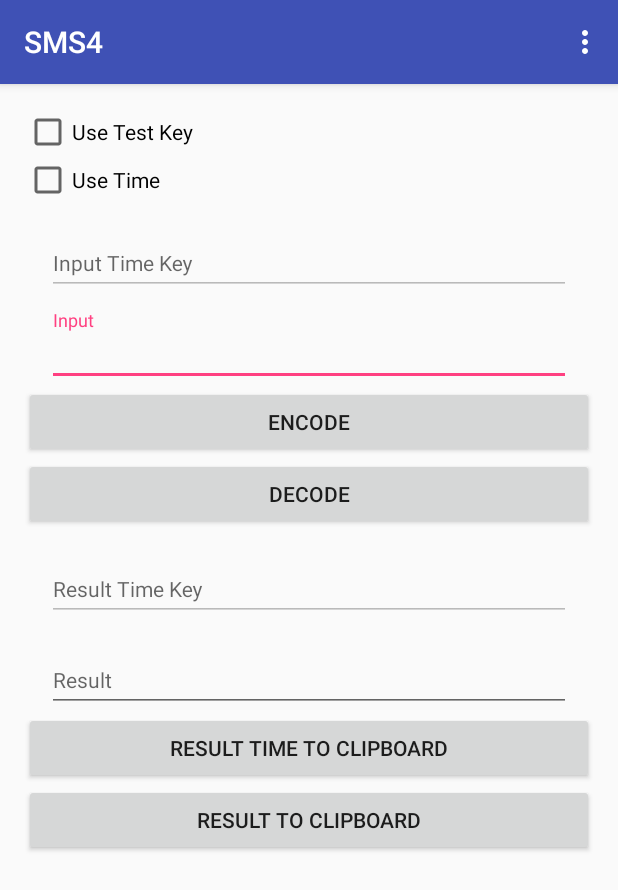
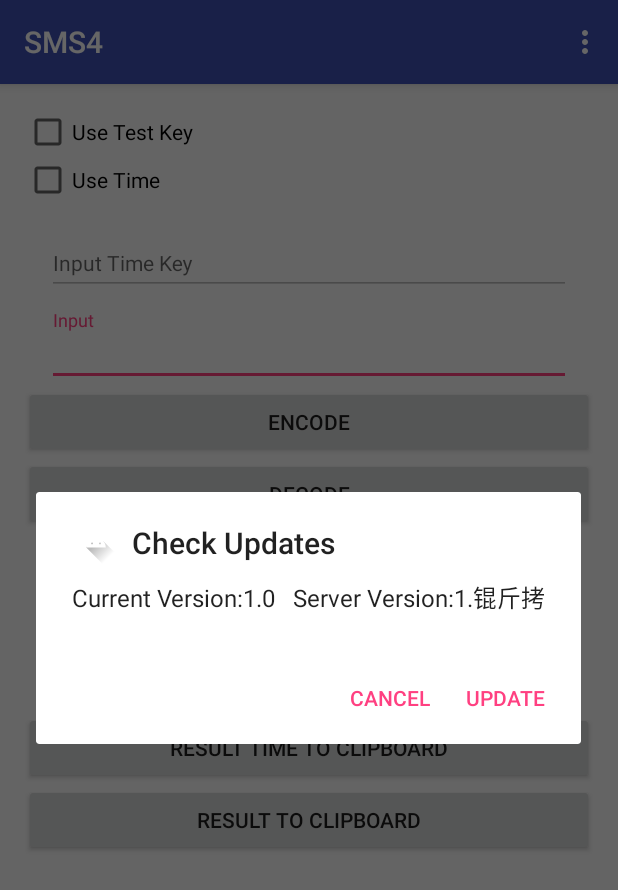
Before and after one commit to eee27/SMS4, an Android app: the screen it shows after launch (SMS4Android), in the options menu, after a tap on "Check Updates", on a phone screen of 412 x 824 dp. Shown: the top 890 px of the screen. Run offline under Robolectric (Android 15) with nearby library versions, the phone set to English and light mode, and no system bars.

Commit message:
04261642-Upd:Code

```diff
--- a/app/src/main/AndroidManifest.xml
+++ b/app/src/main/AndroidManifest.xml
@@ -9,7 +9,7 @@
 
     <application
         android:allowBackup="true"
-        android:icon="@mipmap/ic_launcher"
+        android:icon="@drawable/pic"
         android:label="@string/app_name"
         android:roundIcon="@mipmap/ic_launcher_round"
         android:supportsRtl="true"
--- a/app/src/main/java/com/fuck/eee27/sms4/SMS4Android.java
+++ b/app/src/main/java/com/fuck/eee27/sms4/SMS4Android.java
@@ -1,11 +1,16 @@
 package com.fuck.eee27.sms4;
 
+import android.app.AlertDialog;
 import android.content.ClipData;
 import android.content.ClipboardManager;
+import android.content.DialogInterface;
 import android.content.Intent;
+import android.content.pm.PackageInfo;
+import android.content.pm.PackageManager;
 import android.os.Bundle;
 import android.support.design.widget.TextInputLayout;
 import android.support.v7.app.AppCompatActivity;
+import android.util.Log;
 import android.view.Menu;
 import android.view.MenuItem;
 import android.view.View;
@@ -41,6 +46,7 @@ public class SMS4Android extends AppCompatActivity {
 
     private ClipboardManager clipboardManager;
     private ClipData clipData;
+    private AlertDialog.Builder dialogBuilder;
 
 
     @Override
@@ -66,17 +72,42 @@ public class SMS4Android extends AppCompatActivity {
                 startActivity(intent);
                 break;
             case 101:
-                Toast.makeText(this, "1.0", Toast.LENGTH_SHORT).show();
-                break;
+                if (checkUpd()) {
+                    dialogBuilder.setTitle(R.string.opt_upd).setIcon(R.drawable.ic_launcher_foreground)
+                            .setMessage(R.string.upd_msg)
+                            .setPositiveButton(R.string.upd_upd, new DialogInterface.OnClickListener() {
+                                @Override
+                                public void onClick(DialogInterface dialog,
+                                                    int which) {
+                                    Toast.makeText(SMS4Android.this, R.string.upd_upd_fail, Toast.LENGTH_SHORT)
+                                            .show();
+                                }
+                            }).setNegativeButton(R.string.upd_cancel, new DialogInterface.OnClickListener() {
+                        @Override
+                        public void onClick(DialogInterface dialog,
+                                            int which) {
+                        }
+                    });
+                    dialogBuilder.create().show();
+                    break;
+
+
+                } else {
+
+
+                }
             default:
                 break;
         }
+
+
         return super.onOptionsItemSelected(item);
     }
 
 
     private boolean InitAllItem() {
         clipboardManager = (ClipboardManager) getSystemService(CLIPBOARD_SERVICE);
+        dialogBuilder = new AlertDialog.Builder(this);
 
         testChk = (CheckBox) findViewById(R.id.testKeyChk);
         timeChk = (CheckBox) findViewById(R.id.timeKeyChk);
@@ -264,4 +295,23 @@ public class SMS4Android extends AppCompatActivity {
         clipboardManager.setPrimaryClip(clipData);
         Toast.makeText(this, "Time Key Already Copy!", Toast.LENGTH_SHORT).show();
     }
+
+    private boolean checkUpd() {
+        try {
+            getVersionName();
+        } catch (Exception e) {
+            e.printStackTrace();
+        }
+        return true;
+    }
+
+    private String getVersionName() throws Exception {
+        //获取packagemanager的实例
+        PackageManager packageManager = getPackageManager();
+        //getPackageName()是你当前类的包名，0代表是获取版本信息
+        PackageInfo packInfo = packageManager.getPackageInfo(getPackageName(), 0);
+        Log.e("TAG", "版本号" + packInfo.versionCode);
+        Log.e("TAG", "版本名" + packInfo.versionName);
+        return packInfo.versionName;
+    }
 }
--- a/app/src/main/res/values/strings.xml
+++ b/app/src/main/res/values/strings.xml
@@ -15,5 +15,10 @@
     <string name="opt_setting">"Setting"</string>
     <string name="opt_upd">"Check Updates"</string>
 
+    <string name="upd_msg">"Current Version:1.0   Server Version:1.锟斤拷"</string>
+    <string name="upd_upd">"Update"</string>
+    <string name="upd_cancel">"Cancel"</string>
+    <string name="upd_udp_ing">"Downloading..."</string>
+    <string name="upd_upd_fail">"Cant Download"</string>
 
 </resources>
```
Also changed, not shown: app/src/main/res/drawable/pic.jpg (added), 2 other files.
